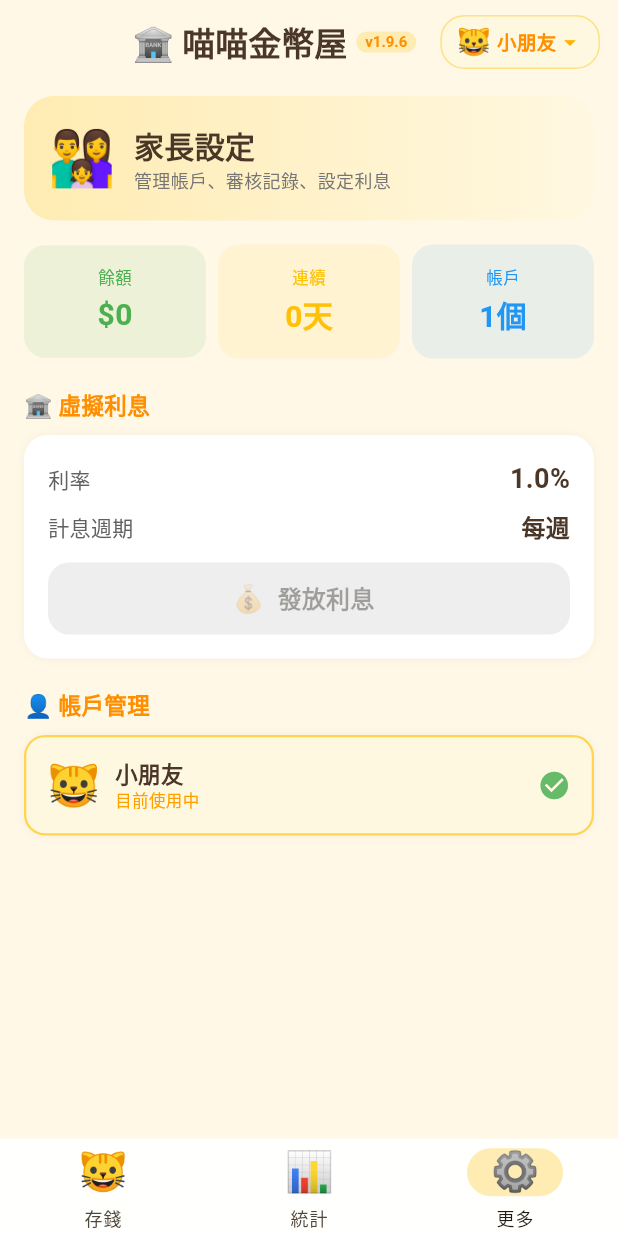
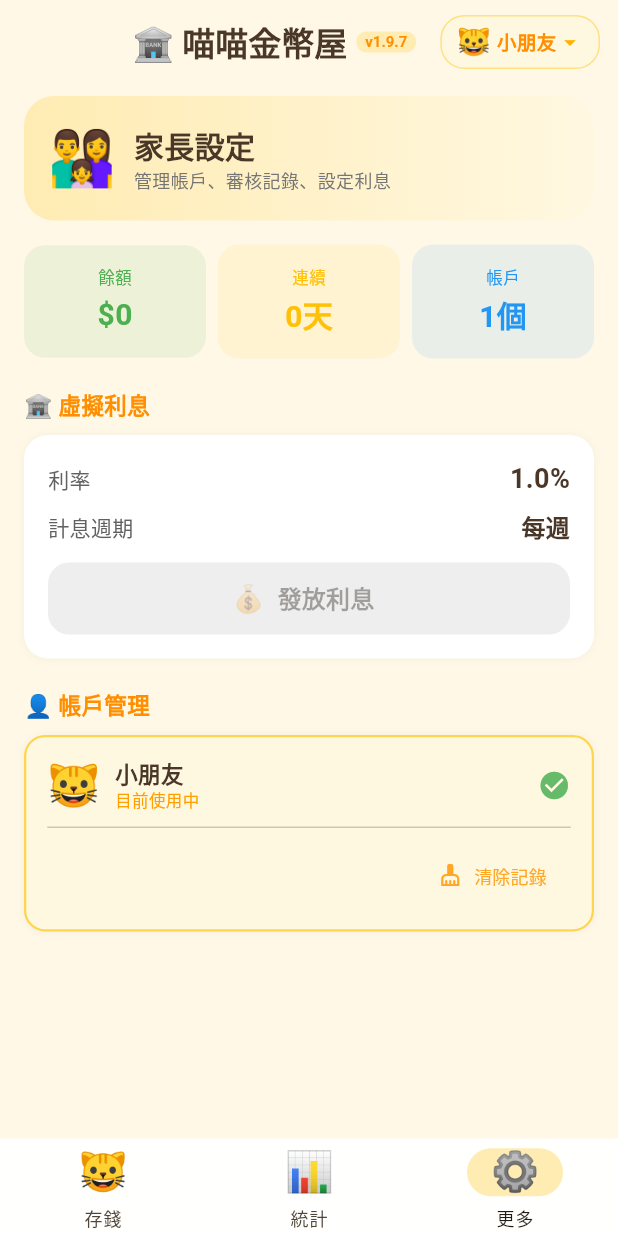
Before and after one commit to seasu/Meow-Meow-Bank, a Flutter app: the screen it shows after launch, item 3 of the bottom bar chosen, on a phone screen of 412 x 824 dp. Run offline on Flutter 3.47's test engine with Material 3 defaults, Android fonts, the phone set to English and light mode, and no system bars; our stand-ins replace audioplayers, shared_preferences.

Commit message:
feat: clear account data + delete account with confirmations v1.9.7
- 🧹 Clear data: removes all transactions but keeps account
- ⚠️ Delete account: permanently removes account + all data
- Both have confirmation dialogs with clear warnings
- Buttons shown under each account card in More page
- clearAccountData() in AppState resets transactions/wishes/streak

Co-authored-by: Seasu <seasu@users.noreply.github.com>

```diff
--- a/lib/screens/more_screen.dart
+++ b/lib/screens/more_screen.dart
@@ -165,7 +165,9 @@ class MoreScreen extends StatelessWidget {
                     : null,
                 boxShadow: [BoxShadow(color: Colors.black.withValues(alpha: 0.04), blurRadius: 4)],
               ),
-              child: Row(
+              child: Column(
+                children: [
+                  Row(
                     children: [
                       Text(acc.emoji, style: const TextStyle(fontSize: 28)),
                       const SizedBox(width: 10),
@@ -186,10 +188,24 @@ class MoreScreen extends StatelessWidget {
                           onPressed: () => state.switchAccount(acc.id),
                           child: const Text('切換'),
                         ),
+                    ],
+                  ),
+                  const Divider(height: 16),
+                  Row(
+                    mainAxisAlignment: MainAxisAlignment.end,
+                    children: [
+                      TextButton.icon(
+                        onPressed: () => _confirmClearData(context, state, acc.id, acc.name),
+                        icon: Icon(Icons.cleaning_services, size: 16, color: Colors.orange.shade400),
+                        label: Text('清除記錄', style: TextStyle(fontSize: 12, color: Colors.orange.shade400)),
+                      ),
                       if (state.accounts.length > 1)
-                    IconButton(
+                        TextButton.icon(
                           onPressed: () => _confirmDelete(context, state, acc.id, acc.name),
-                      icon: Icon(Icons.delete_outline, size: 20, color: Colors.grey.shade400),
+                          icon: Icon(Icons.delete_forever, size: 16, color: Colors.red.shade300),
+                          label: Text('刪除帳戶', style: TextStyle(fontSize: 12, color: Colors.red.shade300)),
+                        ),
+                    ],
                   ),
                 ],
               ),
@@ -221,18 +237,43 @@ class MoreScreen extends StatelessWidget {
     );
   }
 
+  void _confirmClearData(BuildContext context, AppState state, String accountId, String name) {
+    showDialog(
+      context: context,
+      builder: (ctx) => AlertDialog(
+        shape: RoundedRectangleBorder(borderRadius: BorderRadius.circular(20)),
+        title: const Text('🧹 清除記帳資料'),
+        content: Text('確定要清除「$name」的所有記帳資料嗎？\n\n帳戶會保留，但所有收支紀錄將被刪除。'),
+        actions: [
+          TextButton(onPressed: () => Navigator.pop(ctx), child: const Text('取消')),
+          ElevatedButton(
+            onPressed: () {
+              if (accountId == state.currentAccountId) {
+                state.clearAccountData();
+              }
+              Navigator.pop(ctx);
+            },
+            style: ElevatedButton.styleFrom(backgroundColor: Colors.orange, foregroundColor: Colors.white),
+            child: const Text('確定清除'),
+          ),
+        ],
+      ),
+    );
+  }
+
   void _confirmDelete(BuildContext context, AppState state, String id, String name) {
     showDialog(
       context: context,
       builder: (ctx) => AlertDialog(
-        title: const Text('刪除帳戶'),
-        content: Text('確定要刪除「$name」嗎？所有記錄將被清除。'),
+        shape: RoundedRectangleBorder(borderRadius: BorderRadius.circular(20)),
+        title: const Text('⚠️ 刪除帳戶'),
+        content: Text('確定要刪除「$name」嗎？\n\n帳戶和所有記錄將永久刪除，無法復原。'),
         actions: [
           TextButton(onPressed: () => Navigator.pop(ctx), child: const Text('取消')),
           ElevatedButton(
             onPressed: () { state.deleteAccount(id); Navigator.pop(ctx); },
             style: ElevatedButton.styleFrom(backgroundColor: Colors.red, foregroundColor: Colors.white),
-            child: const Text('刪除'),
+            child: const Text('永久刪除'),
           ),
         ],
       ),
--- a/lib/utils/version.dart
+++ b/lib/utils/version.dart
@@ -1 +1 @@
-const String appVersion = '1.9.6';
+const String appVersion = '1.9.7';
--- a/pubspec.yaml
+++ b/pubspec.yaml
@@ -1,7 +1,7 @@
 name: meow_meow_bank
 description: "喵喵金幣屋 — 兒童理財記帳 App"
 publish_to: 'none'
-version: 1.9.6+18
+version: 1.9.7+19
 
 environment:
   sdk: ^3.11.0
```
Also changed, not shown: lib/providers/app_state.dart (+13 -0 lines). Lines whose indentation alone changed are shown as unchanged.
